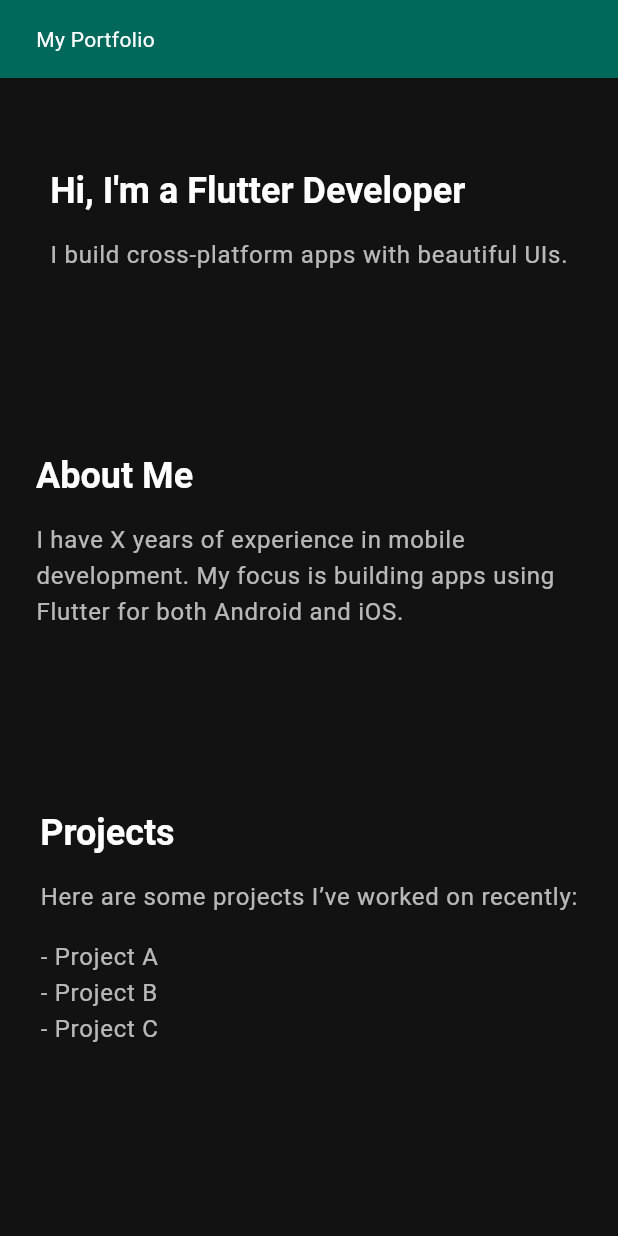
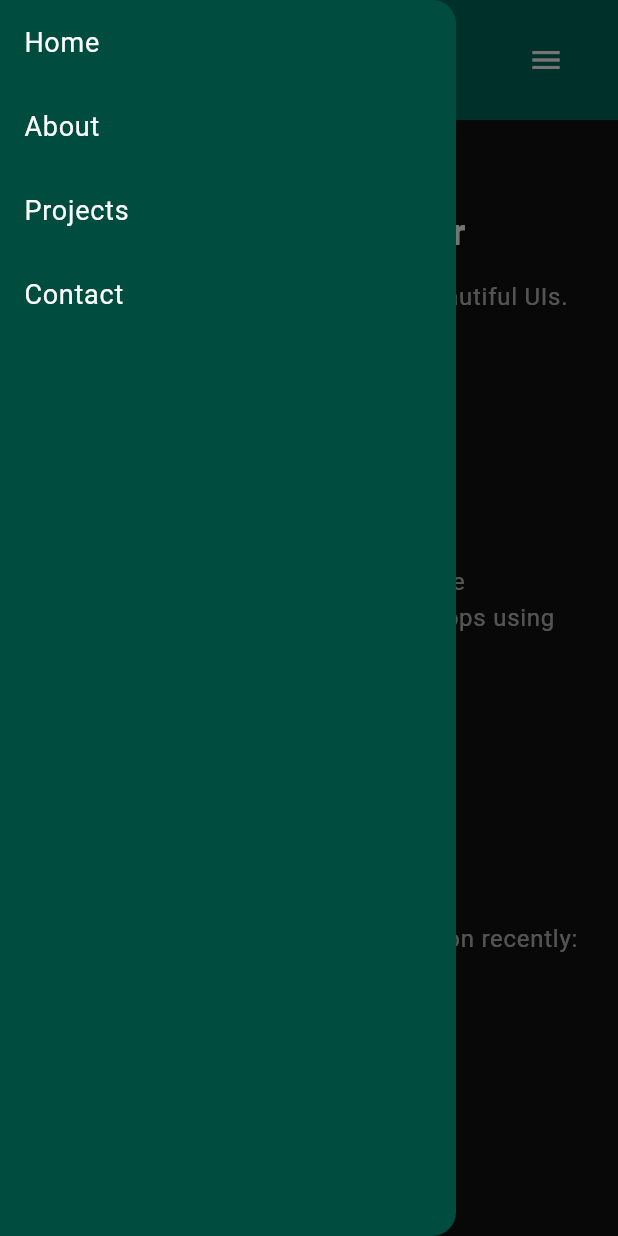
Before and after one commit to sahil06/flutter-web-portfolio, a Flutter app: the screen it shows after launch, with the side drawer open (before the commit the screen has no drawer), on a phone screen of 412 x 824 dp. Run offline on Flutter 3.47's test engine with Material 3 defaults, Android fonts, the phone set to English and light mode, and no system bars.

Commit message:
feat: added support for nav drawer on mobile

```diff
--- a/flutter_web_portfolio/lib/main.dart
+++ b/flutter_web_portfolio/lib/main.dart
@@ -55,6 +55,18 @@ class _PortfolioHomePageState extends State<PortfolioHomePage> {
   @override
   Widget build(BuildContext context) {
     return Scaffold(
+      drawer: Drawer(
+        backgroundColor: portfolioTheme.primaryColorDark,
+        child: ListView(
+          padding: EdgeInsets.zero,
+          children: [
+            _drawerItem(context, "Home", "home"),
+            _drawerItem(context, "About", "about"),
+            _drawerItem(context, "Projects", "projects"),
+            _drawerItem(context, "Contact", "contact"),
+          ],
+        ),
+      ),
       body: SingleChildScrollView(
         controller: _scrollController,
         child: Column(
@@ -77,4 +89,21 @@ class _PortfolioHomePageState extends State<PortfolioHomePage> {
       ),
     );
   }
+
+  Widget _drawerItem(BuildContext context, String title, String sectionKey) {
+    return ListTile(
+      title: Text(title, style: const TextStyle(color: Colors.white)),
+      onTap: () {
+        Navigator.of(context).pop(); // close drawer
+        onNavItemClick(sectionKey); // scroll to section
+      },
+    );
+  }
+
+  void onNavItemClick(String section) {
+    if (section == "home") scrollToSection(_homeKey);
+    if (section == "about") scrollToSection(_aboutKey);
+    if (section == "projects") scrollToSection(_projectsKey);
+    if (section == "contact") scrollToSection(_contactKey);
+  }
 }
--- a/flutter_web_portfolio/lib/theme/theme.dart
+++ b/flutter_web_portfolio/lib/theme/theme.dart
@@ -2,7 +2,8 @@ import 'package:flutter/material.dart';
 
 final ThemeData portfolioTheme = ThemeData(
   brightness: Brightness.dark,
-  primaryColor: Colors.teal,
+  primaryColor: Colors.teal[800],
+  primaryColorDark: Colors.teal[900],
   scaffoldBackgroundColor: const Color(0xFF121212),
   textTheme: const TextTheme(
     headlineLarge: TextStyle(
--- a/flutter_web_portfolio/lib/widgets/footer.dart
+++ b/flutter_web_portfolio/lib/widgets/footer.dart
@@ -1,4 +1,5 @@
 import 'package:flutter/material.dart';
+import 'package:flutter_web_portfolio/theme/theme.dart';
 
 class Footer extends StatelessWidget {
   const Footer({super.key});
@@ -12,7 +13,7 @@ class Footer extends StatelessWidget {
         return Container(
           padding: const EdgeInsets.symmetric(vertical: 24, horizontal: 24),
           alignment: Alignment.center,
-          color: Colors.teal[800],
+          color: portfolioTheme.primaryColor,
           child: Text(
             "© 2025 Your Name. All rights reserved.",
             style: TextStyle(
--- a/flutter_web_portfolio/lib/widgets/header.dart
+++ b/flutter_web_portfolio/lib/widgets/header.dart
@@ -1,4 +1,5 @@
 import 'package:flutter/material.dart';
+import 'package:flutter_web_portfolio/theme/theme.dart';
 
 class Header extends StatelessWidget {
   final void Function(String section) onNavItemClick;
@@ -10,35 +11,44 @@ class Header extends StatelessWidget {
     bool isMobile = MediaQuery.of(context).size.width < 600;
 
     return Container(
-      padding: const EdgeInsets.symmetric(vertical: 16, horizontal: 24),
-      color: Colors.teal[800],
+      color: portfolioTheme.primaryColor,
+      padding: const EdgeInsets.symmetric(horizontal: 24, vertical: 16),
       child: Row(
         mainAxisAlignment: MainAxisAlignment.spaceBetween,
         children: [
-          const Text("My Portfolio", style: TextStyle(color: Colors.white)),
-          if (!isMobile)
+          const Text(
+            "My Portfolio",
+            style: TextStyle(color: Colors.white, fontSize: 20, fontWeight: FontWeight.bold),
+          ),
+          if (isMobile)
+            Builder(
+              builder: (context) => IconButton(
+                icon: const Icon(Icons.menu, color: Colors.white),
+                onPressed: () => Scaffold.of(context).openDrawer(),
+              ),
+            )
+          else
             Row(
-              children: [
-                TextButton(
-                  onPressed: () => onNavItemClick("home"),
-                  child: const Text("Home", style: TextStyle(color: Colors.white)),
-                ),
-                TextButton(
-                  onPressed: () => onNavItemClick("about"),
-                  child: const Text("About", style: TextStyle(color: Colors.white)),
-                ),
-                TextButton(
-                  onPressed: () => onNavItemClick("projects"),
-                  child: const Text("Projects", style: TextStyle(color: Colors.white)),
-                ),
-                TextButton(
-                  onPressed: () => onNavItemClick("contact"),
-                  child: const Text("Contact", style: TextStyle(color: Colors.white)),
-                ),
-              ],
+              children: _buildNavButtons(),
             ),
         ],
       ),
     );
   }
+
+  List<Widget> _buildNavButtons() {
+    return [
+      _navButton("Home", "home"),
+      _navButton("About", "about"),
+      _navButton("Projects", "projects"),
+      _navButton("Contact", "contact"),
+    ];
+  }
+
+  Widget _navButton(String label, String section) {
+    return TextButton(
+      onPressed: () => onNavItemClick(section),
+      child: Text(label, style: const TextStyle(color: Colors.white)),
+    );
+  }
 }
```
